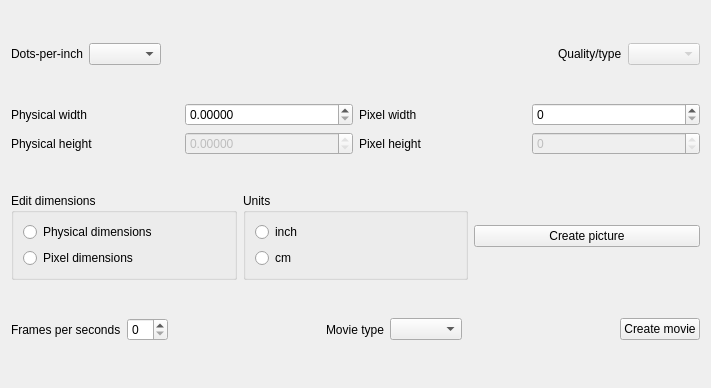
Old version of the form iraspa/iraspagui/camerapicturesform.ui in the repository iRASPA/iRASPA-QT.
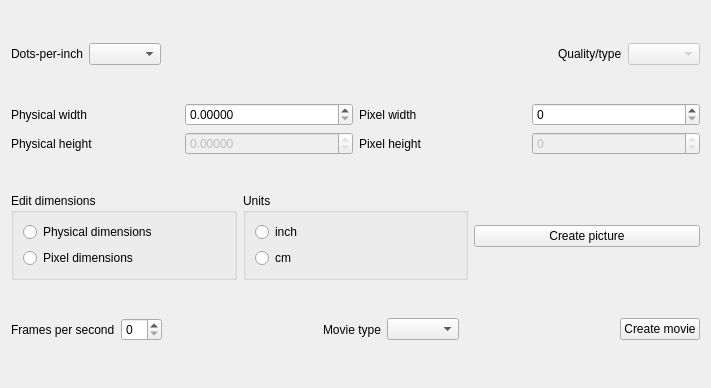
New version of the form.

```diff
--- a/iraspa/iraspagui/camerapicturesform.ui
+++ b/iraspa/iraspagui/camerapicturesform.ui
@@ -235,7 +235,7 @@
        <item>
         <widget class="QLabel" name="label_7">
          <property name="text">
-          <string>Frames per seconds</string>
+          <string>Frames per second</string>
          </property>
         </widget>
        </item>
```
